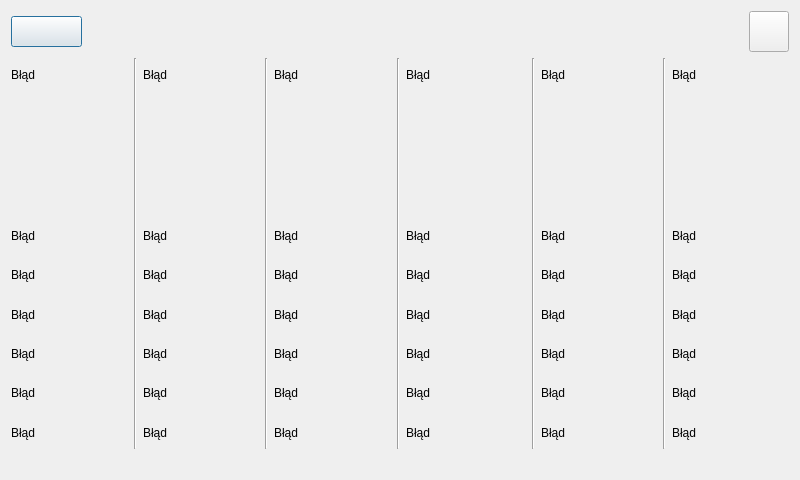
The window that weather.ui (mateusur/Home_automation) describes before a commit, drawn with Qt 5.
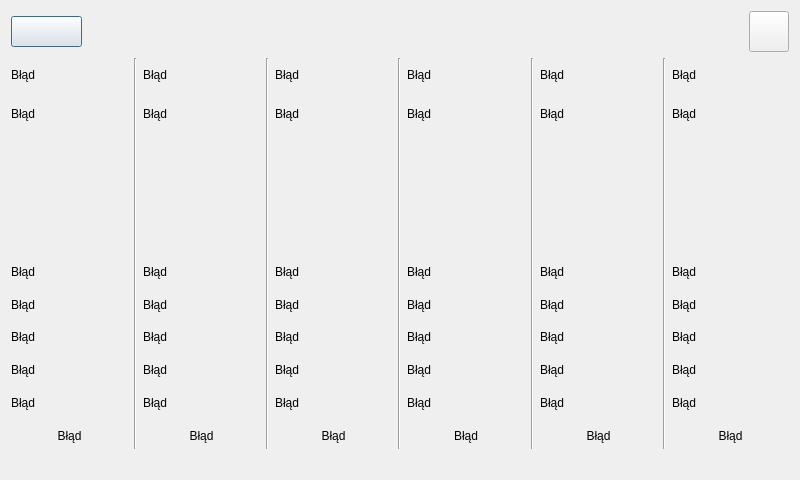
The same window after the commit.

Commit message: Weather tranlations for days and UI update

What changed in the file:
```diff
--- a/weather.ui
+++ b/weather.ui
@@ -13,6 +13,9 @@
   <property name="windowTitle">
    <string>Pogoda</string>
   </property>
+  <property name="styleSheet">
+   <string notr="true"/>
+  </property>
   <layout class="QGridLayout" name="gridLayout">
    <item row="0" column="0">
     <layout class="QHBoxLayout" name="horizontalLayout_2">
@@ -92,6 +95,19 @@
          </property>
         </widget>
        </item>
+       <item>
+        <widget class="QLabel" name="label_day00_2">
+         <property name="maximumSize">
+          <size>
+           <width>16777215</width>
+           <height>33</height>
+          </size>
+         </property>
+         <property name="text">
+          <string>Błąd</string>
+         </property>
+        </widget>
+       </item>
        <item>
         <widget class="QLabel" name="label_icon_day00">
          <property name="minimumSize">
@@ -109,6 +125,9 @@
          <property name="text">
           <string/>
          </property>
+         <property name="alignment">
+          <set>Qt::AlignLeading|Qt::AlignLeft|Qt::AlignVCenter</set>
+         </property>
         </widget>
        </item>
        <item>
@@ -140,6 +159,9 @@
            <property name="text">
             <string>Błąd</string>
            </property>
+           <property name="alignment">
+            <set>Qt::AlignLeading|Qt::AlignLeft|Qt::AlignVCenter</set>
+           </property>
           </widget>
          </item>
          <item>
@@ -147,6 +169,9 @@
            <property name="text">
             <string>Błąd</string>
            </property>
+           <property name="alignment">
+            <set>Qt::AlignLeading|Qt::AlignLeft|Qt::AlignVCenter</set>
+           </property>
           </widget>
          </item>
          <item>
@@ -154,6 +179,9 @@
            <property name="text">
             <string>Błąd</string>
            </property>
+           <property name="alignment">
+            <set>Qt::AlignLeading|Qt::AlignLeft|Qt::AlignVCenter</set>
+           </property>
           </widget>
          </item>
          <item>
@@ -161,6 +189,9 @@
            <property name="text">
             <string>Błąd</string>
            </property>
+           <property name="alignment">
+            <set>Qt::AlignLeading|Qt::AlignLeft|Qt::AlignVCenter</set>
+           </property>
           </widget>
          </item>
          <item>
@@ -168,6 +199,9 @@
            <property name="text">
             <string>Błąd</string>
            </property>
+           <property name="alignment">
+            <set>Qt::AlignLeading|Qt::AlignLeft|Qt::AlignVCenter</set>
+           </property>
           </widget>
          </item>
          <item>
@@ -175,6 +209,9 @@
            <property name="text">
             <string>Błąd</string>
            </property>
+           <property name="alignment">
+            <set>Qt::AlignCenter</set>
+           </property>
           </widget>
          </item>
         </layout>
@@ -209,6 +246,25 @@
          </property>
         </widget>
        </item>
+       <item>
+        <widget class="QLabel" name="label_day01_2">
+         <property name="maximumSize">
+          <size>
+           <width>16777215</width>
+           <height>33</height>
+          </size>
+         </property>
+         <property name="sizeIncrement">
+          <size>
+           <width>0</width>
+           <height>0</height>
+          </size>
+         </property>
+         <property name="text">
+          <string>Błąd</string>
+         </property>
+        </widget>
+       </item>
        <item>
         <widget class="QLabel" name="label_icon_day01">
          <property name="minimumSize">
@@ -226,6 +282,9 @@
          <property name="text">
           <string/>
          </property>
+         <property name="alignment">
+          <set>Qt::AlignLeading|Qt::AlignLeft|Qt::AlignVCenter</set>
+         </property>
         </widget>
        </item>
        <item>
@@ -250,13 +309,16 @@
           <widget class="QLabel" name="label_temp01">
            <property name="minimumSize">
             <size>
-             <width>100</width>
+             <width>0</width>
              <height>0</height>
             </size>
            </property>
            <property name="text">
             <string>Błąd</string>
            </property>
+           <property name="alignment">
+            <set>Qt::AlignLeading|Qt::AlignLeft|Qt::AlignVCenter</set>
+           </property>
           </widget>
          </item>
          <item>
@@ -264,6 +326,9 @@
            <property name="text">
             <string>Błąd</string>
            </property>
+           <property name="alignment">
+            <set>Qt::AlignLeading|Qt::AlignLeft|Qt::AlignVCenter</set>
+           </property>
           </widget>
          </item>
          <item>
@@ -271,6 +336,9 @@
            <property name="text">
             <string>Błąd</string>
            </property>
+           <property name="alignment">
+            <set>Qt::AlignLeading|Qt::AlignLeft|Qt::AlignVCenter</set>
+           </property>
           </widget>
          </item>
          <item>
@@ -278,6 +346,9 @@
            <property name="text">
             <string>Błąd</string>
            </property>
+           <property name="alignment">
+            <set>Qt::AlignLeading|Qt::AlignLeft|Qt::AlignVCenter</set>
+           </property>
           </widget>
          </item>
          <item>
@@ -285,6 +356,9 @@
            <property name="text">
             <string>Błąd</string>
            </property>
+           <property name="alignment">
+            <set>Qt::AlignLeading|Qt::AlignLeft|Qt::AlignVCenter</set>
+           </property>
           </widget>
          </item>
          <item>
@@ -292,6 +366,9 @@
            <property name="text">
             <string>Błąd</string>
            </property>
+           <property name="alignment">
+            <set>Qt::AlignCenter</set>
+           </property>
           </widget>
          </item>
         </layout>
@@ -326,6 +403,25 @@
          </property>
         </widget>
        </item>
+       <item>
+        <widget class="QLabel" name="label_day02_2">
+         <property name="maximumSize">
+          <size>
+           <width>16777215</width>
+           <height>33</height>
+          </size>
+         </property>
+         <property name="sizeIncrement">
+          <size>
+           <width>0</width>
+           <height>0</height>
+          </size>
+         </property>
+         <property name="text">
+          <string>Błąd</string>
+         </property>
+        </widget>
+       </item>
        <item>
         <widget class="QLabel" name="label_icon_day02">
          <property name="minimumSize">
@@ -343,6 +439,9 @@
          <property name="text">
           <string/>
          </property>
+         <property name="alignment">
+          <set>Qt::AlignLeading|Qt::AlignLeft|Qt::AlignVCenter</set>
+         </property>
         </widget>
        </item>
        <item>
@@ -367,7 +466,7 @@
           <widget class="QLabel" name="label_temp02">
            <property name="minimumSize">
             <size>
-             <width>100</width>
+             <width>0</width>
              <height>0</height>
             </size>
            </property>
@@ -409,6 +508,9 @@
            <property name="text">
             <string>Błąd</string>
            </property>
+           <property name="alignment">
+            <set>Qt::AlignCenter</set>
+           </property>
           </widget>
          </item>
         </layout>
@@ -437,6 +539,19 @@
          </property>
         </widget>
        </item>
+       <item>
+        <widget class="QLabel" name="label_day03_2">
+         <property name="maximumSize">
+          <size>
+           <width>16777215</width>
+           <height>33</height>
+          </size>
+         </property>
+         <property name="text">
+          <string>Błąd</string>
+         </property>
+        </widget>
+       </item>
        <item>
         <widget class="QLabel" name="label_icon_day03">
          <property name="minimumSize">
@@ -478,7 +593,7 @@
           <widget class="QLabel" name="label_temp03">
            <property name="minimumSize">
             <size>
-             <width>100</width>
+             <width>0</width>
              <height>0</height>
             </size>
            </property>
@@ -491,7 +606,7 @@
           <widget class="QLabel" name="label_feels03">
            <property name="minimumSize">
             <size>
-             <width>120</width>
+             <width>0</width>
              <height>0</height>
             </size>
            </property>
@@ -504,7 +619,7 @@
           <widget class="QLabel" name="label_rain03">
            <property name="minimumSize">
             <size>
-             <width>92</width>
+             <width>0</width>
              <height>0</height>
             </size>
            </property>
@@ -517,7 +632,7 @@
           <widget class="QLabel" name="label_pressure03">
            <property name="minimumSize">
             <size>
-             <width>92</width>
+             <width>0</width>
              <height>0</height>
             </size>
            </property>
@@ -530,7 +645,7 @@
           <widget class="QLabel" name="label_clouds03">
            <property name="minimumSize">
             <size>
-             <width>92</width>
+             <width>0</width>
              <height>0</height>
             </size>
            </property>
@@ -543,13 +658,16 @@
           <widget class="QLabel" name="label_description03">
            <property name="minimumSize">
             <size>
-             <width>92</width>
+             <width>0</width>
              <height>0</height>
             </size>
            </property>
            <property name="text">
             <string>Błąd</string>
            </property>
+           <property name="alignment">
+            <set>Qt::AlignCenter</set>
+           </property>
           </widget>
          </item>
         </layout>
@@ -578,6 +696,19 @@
          </property>
         </widget>
        </item>
+       <item>
+        <widget class="QLabel" name="label_day04_2">
+         <property name="maximumSize">
+          <size>
+           <width>16777215</width>
+           <height>33</height>
+          </size>
+         </property>
+         <property name="text">
+          <string>Błąd</string>
+         </property>
+        </widget>
+       </item>
        <item>
         <widget class="QLabel" name="label_icon_day04">
          <property name="minimumSize">
@@ -619,7 +750,7 @@
           <widget class="QLabel" name="label_temp04">
            <property name="minimumSize">
             <size>
-             <width>100</width>
+             <width>0</width>
              <height>0</height>
             </size>
            </property>
@@ -661,6 +792,9 @@
            <property name="text">
             <string>Błąd</string>
            </property>
+           <property name="alignment">
+            <set>Qt::AlignCenter</set>
+           </property>
           </widget>
          </item>
         </layout>
@@ -689,6 +823,19 @@
          </property>
         </widget>
        </item>
+       <item>
+        <widget class="QLabel" name="label_day05_2">
+         <property name="maximumSize">
+          <size>
+           <width>16777215</width>
+           <height>33</height>
+          </size>
+         </property>
+         <property name="text">
+          <string>Błąd</string>
+         </property>
+        </widget>
+       </item>
        <item>
         <widget class="QLabel" name="label_icon_day05">
          <property name="minimumSize">
@@ -730,7 +877,7 @@
           <widget class="QLabel" name="label_temp05">
            <property name="minimumSize">
             <size>
-             <width>100</width>
+             <width>0</width>
              <height>0</height>
             </size>
            </property>
@@ -772,6 +919,9 @@
            <property name="text">
             <string>Błąd</string>
            </property>
+           <property name="alignment">
+            <set>Qt::AlignCenter</set>
+           </property>
           </widget>
          </item>
         </layout>
```
The commit also changes 4 other files.
